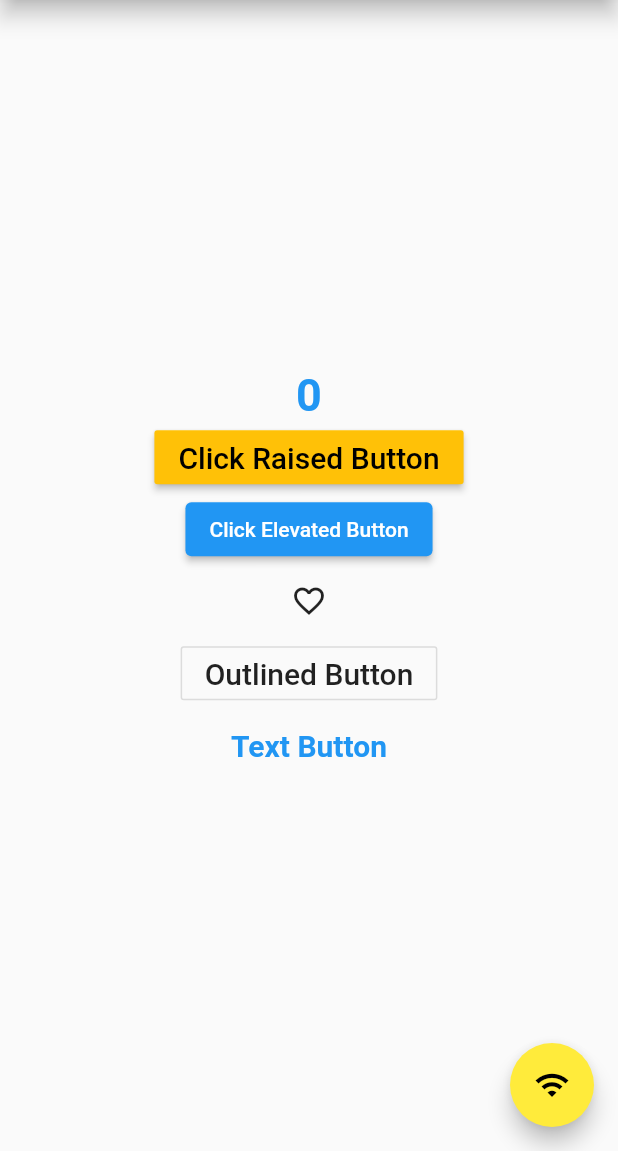
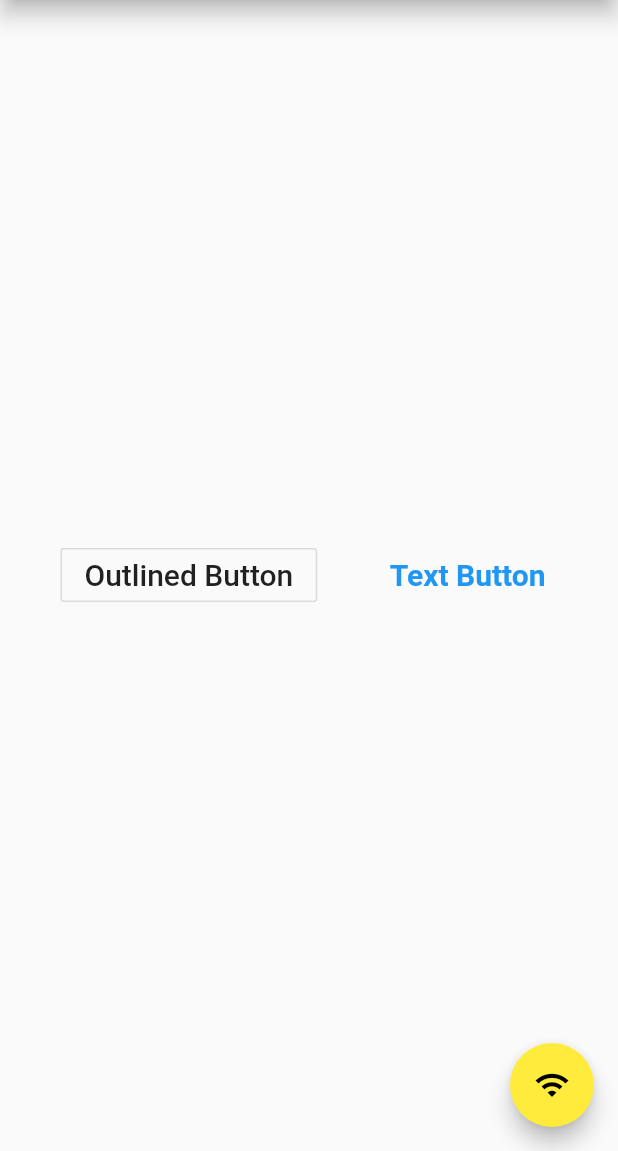
Before and after one commit to kumarkd69/widgetdemo, a Flutter app: the screen it shows after launch, on a phone screen of 412 x 824 dp, the part 85-1236 px from its top. Run offline on Flutter 3.47's test engine with Material 2 defaults, Android fonts, the phone set to English and light mode, and no system bars; our stand-ins replace google_fonts.

Commit message:
New Branch Pre Edited Code

```diff
--- a/lib/main.dart
+++ b/lib/main.dart
@@ -51,47 +51,48 @@ class _MyHomePageState extends State<MyHomePage> {
         elevation: 6.0,
       ),
       body: Center(
-        child: Column(
-          mainAxisAlignment: MainAxisAlignment.center,
+        child: Row(
+          mainAxisAlignment: MainAxisAlignment.spaceEvenly,
+          crossAxisAlignment: CrossAxisAlignment.center,
           children: <Widget>[
-            Text(
-              '$counter',
-              style: GoogleFonts.roboto(
-                fontSize: 30.0,
-                fontWeight: FontWeight.bold,
-                color: Colors.blue,
-              ),
-            ),
-            RaisedButton(
-              color: Colors.amber,
-              onPressed: () {
-                setState(() {
-                  counter = counter + 1;
-                });
-                print('Raised button clicked');
-              },
-              child: Text(
-                'Click Raised Button',
-                style: GoogleFonts.roboto(
-                  fontSize: 20,
-                  color: Colors.black,
-                ),
-              ),
-            ),
-            ElevatedButton(
-              onPressed: () {
-                print('Elevated button clicked');
-              },
-              child: Text(
-                'Click Elevated Button',
-              ),
-            ),
-            IconButton(
-              onPressed: () {
-                print('Icon Button Clicked');
-              },
-              icon: Icon(Icons.favorite_border_sharp),
-            ),
+            // Text(
+            //   '$counter',
+            //   style: GoogleFonts.roboto(
+            //     fontSize: 30.0,
+            //     fontWeight: FontWeight.bold,
+            //     color: Colors.blue,
+            //   ),
+            // ),
+            // RaisedButton(
+            //   color: Colors.amber,
+            //   onPressed: () {
+            //     setState(() {
+            //       counter = counter + 1;
+            //     });
+            //     print('Raised button clicked');
+            //   },
+            //   child: Text(
+            //     'Click Raised Button',
+            //     style: GoogleFonts.roboto(
+            //       fontSize: 20,
+            //       color: Colors.black,
+            //     ),
+            //   ),
+            // ),
+            // ElevatedButton(
+            //   onPressed: () {
+            //     print('Elevated button clicked');
+            //   },
+            //   child: Text(
+            //     'Click Elevated Button',
+            //   ),
+            // ),
+            // IconButton(
+            //   onPressed: () {
+            //     print('Icon Button Clicked');
+            //   },
+            //   icon: Icon(Icons.favorite_border_sharp),
+            // ),
             OutlineButton(
               onPressed: () {},
               child: Text(
```
